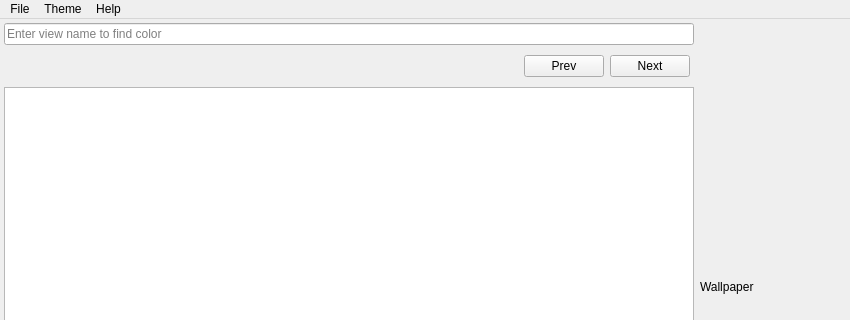
TechnoMag82/TelegramThemeMaker, file mainwindow.ui: the form before one commit; both pictures show x 0 to 850 and y 0 to 320 of the 1004 by 577 pixel window.
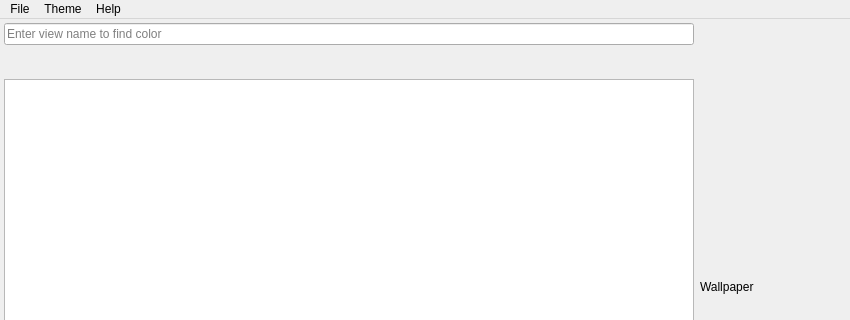
The form after the commit.

```diff
--- a/mainwindow.ui
+++ b/mainwindow.ui
@@ -74,50 +74,6 @@
             </property>
            </widget>
           </item>
-          <item>
-           <widget class="QPushButton" name="pushButtonPrev">
-            <property name="sizePolicy">
-             <sizepolicy hsizetype="Fixed" vsizetype="Fixed">
-              <horstretch>0</horstretch>
-              <verstretch>0</verstretch>
-             </sizepolicy>
-            </property>
-            <property name="maximumSize">
-             <size>
-              <width>16777215</width>
-              <height>30</height>
-             </size>
-            </property>
-            <property name="baseSize">
-             <size>
-              <width>0</width>
-              <height>0</height>
-             </size>
-            </property>
-            <property name="text">
-             <string>Prev</string>
-            </property>
-           </widget>
-          </item>
-          <item>
-           <widget class="QPushButton" name="pushButtonNext">
-            <property name="sizePolicy">
-             <sizepolicy hsizetype="Fixed" vsizetype="Fixed">
-              <horstretch>0</horstretch>
-              <verstretch>0</verstretch>
-             </sizepolicy>
-            </property>
-            <property name="maximumSize">
-             <size>
-              <width>16777215</width>
-              <height>30</height>
-             </size>
-            </property>
-            <property name="text">
-             <string>Next</string>
-            </property>
-           </widget>
-          </item>
          </layout>
         </item>
         <item>
```
Left out of the diff: 2 changed lines with no effect on the pictures.
